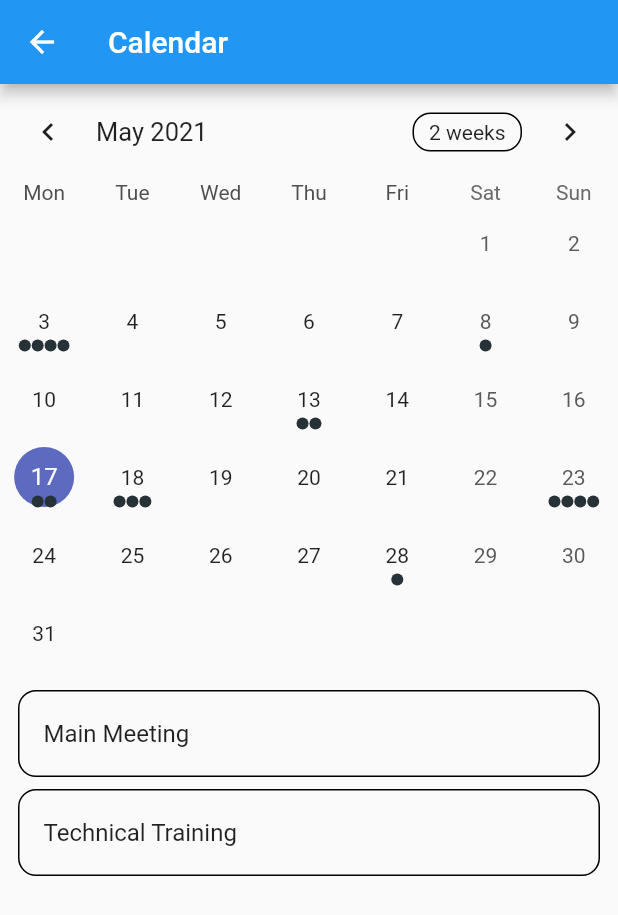
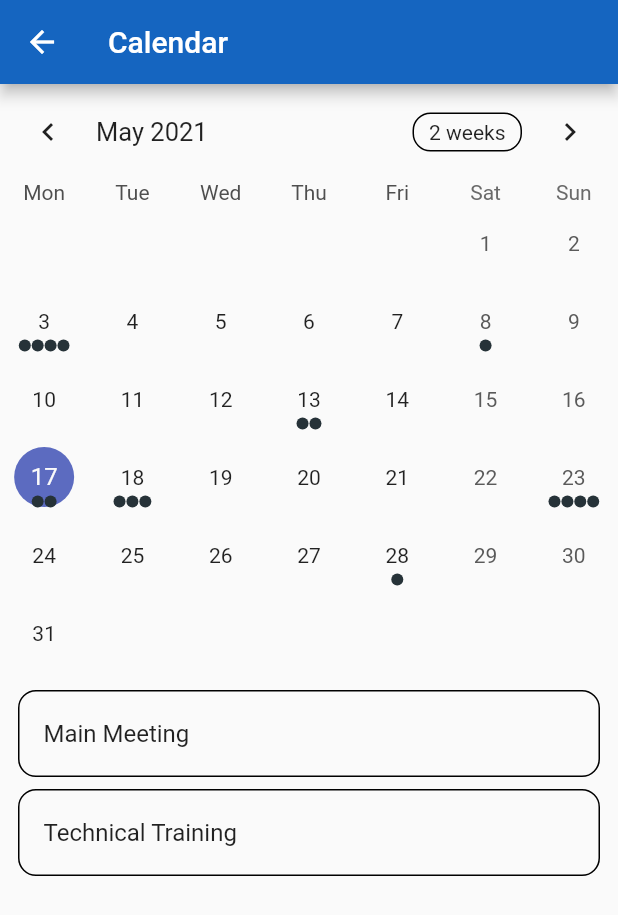
Before and after one commit to KevinJonathan117/Flutter-CheckClock, a Flutter app: the Calendar screen opened directly, on a phone screen of 412 x 824 dp. Shown: the top 915 px of the screen. Run offline on Flutter 3.47's test engine with Material 2 defaults, Android fonts, the phone set to English and light mode, and no system bars; drawn by our look-alikes of table_calendar; our stand-ins replace qr_flutter.

```diff
--- a/lib/screens/menu/calendar.dart
+++ b/lib/screens/menu/calendar.dart
@@ -81,6 +81,7 @@ class _CalendarState extends State<Calendar> {
     return Scaffold(
       appBar: AppBar(
         title: Text('Calendar'),
+        backgroundColor: Colors.blue[800],
       ),
       body: Column(
         children: [
```
